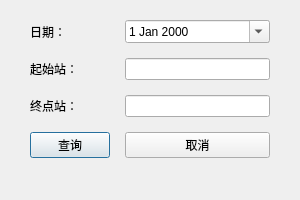
Above: Ticket/buyquerydialog.ui from idy002/ticket before the change. Below: the same form after it.
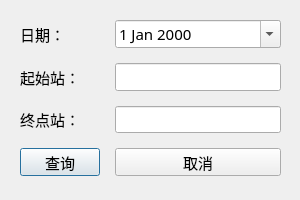
That is the form after the change.

```diff
--- a/Ticket/buyquerydialog.ui
+++ b/Ticket/buyquerydialog.ui
@@ -34,12 +34,18 @@
   <widget class="QWidget" name="layoutWidget">
    <property name="geometry">
     <rect>
-     <x>30</x>
+     <x>20</x>
      <y>20</y>
-     <width>240</width>
-     <height>151</height>
+     <width>261</width>
+     <height>156</height>
     </rect>
    </property>
+   <property name="font">
+    <font>
+     <family>华文楷体</family>
+     <pointsize>11</pointsize>
+    </font>
+   </property>
    <layout class="QFormLayout" name="formLayout">
     <property name="sizeConstraint">
      <enum>QLayout::SetDefaultConstraint</enum>
@@ -52,6 +58,12 @@
     </property>
     <item row="0" column="0">
      <widget class="QLabel" name="label">
+      <property name="font">
+       <font>
+        <family>华文楷体</family>
+        <pointsize>11</pointsize>
+       </font>
+      </property>
       <property name="text">
        <string>日期：</string>
       </property>
@@ -59,6 +71,12 @@
     </item>
     <item row="0" column="1">
      <widget class="QDateEdit" name="dateEdit">
+      <property name="font">
+       <font>
+        <family>华文楷体</family>
+        <pointsize>11</pointsize>
+       </font>
+      </property>
       <property name="calendarPopup">
        <bool>true</bool>
       </property>
@@ -66,26 +84,58 @@
     </item>
     <item row="1" column="0">
      <widget class="QLabel" name="label_2">
+      <property name="font">
+       <font>
+        <family>华文楷体</family>
+        <pointsize>11</pointsize>
+       </font>
+      </property>
       <property name="text">
        <string>起始站：</string>
       </property>
      </widget>
     </item>
     <item row="1" column="1">
-     <widget class="QLineEdit" name="startLineEdit"/>
+     <widget class="QLineEdit" name="startLineEdit">
+      <property name="font">
+       <font>
+        <family>华文楷体</family>
+        <pointsize>11</pointsize>
+       </font>
+      </property>
+     </widget>
     </item>
     <item row="2" column="0">
      <widget class="QLabel" name="label_3">
+      <property name="font">
+       <font>
+        <family>华文楷体</family>
+        <pointsize>11</pointsize>
+       </font>
+      </property>
       <property name="text">
        <string>终点站：</string>
       </property>
      </widget>
     </item>
     <item row="2" column="1">
-     <widget class="QLineEdit" name="endLineEdit"/>
+     <widget class="QLineEdit" name="endLineEdit">
+      <property name="font">
+       <font>
+        <family>华文楷体</family>
+        <pointsize>11</pointsize>
+       </font>
+      </property>
+     </widget>
     </item>
     <item row="3" column="0">
      <widget class="QPushButton" name="pushButton">
+      <property name="font">
+       <font>
+        <family>华文楷体</family>
+        <pointsize>11</pointsize>
+       </font>
+      </property>
       <property name="text">
        <string>查询</string>
       </property>
@@ -93,6 +143,12 @@
     </item>
     <item row="3" column="1">
      <widget class="QPushButton" name="pushButton_2">
+      <property name="font">
+       <font>
+        <family>华文楷体</family>
+        <pointsize>11</pointsize>
+       </font>
+      </property>
       <property name="text">
        <string>取消</string>
       </property>
```
